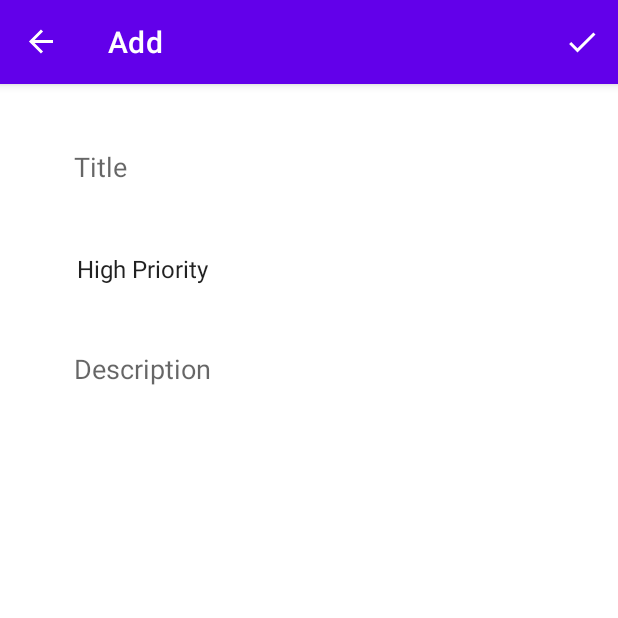
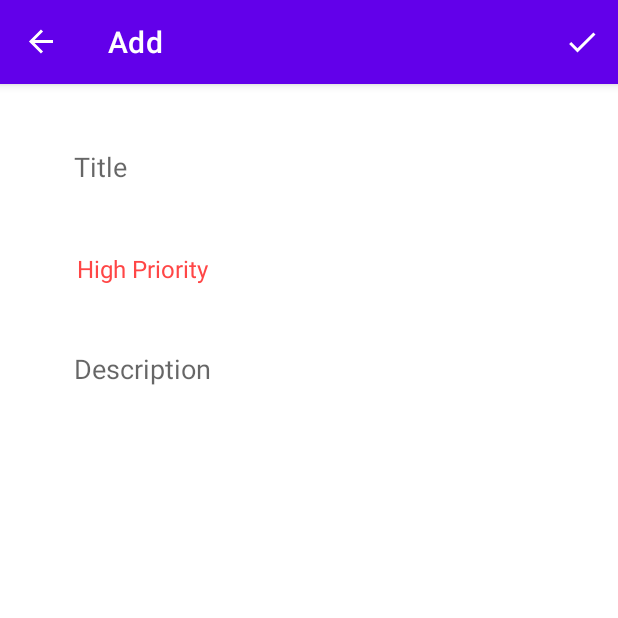
Before and after one commit to AkinchanKushwaha/To-Do-App, an Android app: the AddFragment screen opened through its navigation route, on a phone screen of 412 x 824 dp, the top half of it. Run offline under Robolectric (Android 15) with nearby library versions, the phone set to English and light mode, and no system bars; our stand-ins replace navigation-ui.

Commit message:
applied color to spinner entities

```diff
--- a/app/src/main/java/com/example/todo/fragments/SharedViewModel.kt
+++ b/app/src/main/java/com/example/todo/fragments/SharedViewModel.kt
@@ -2,10 +2,44 @@ package com.example.todo.fragments
 
 import android.app.Application
 import android.text.TextUtils
+import android.view.View
+import android.widget.AdapterView
+import android.widget.TextView
+import androidx.core.content.ContextCompat
 import androidx.lifecycle.AndroidViewModel
+import com.example.todo.R
 import com.example.todo.data.models.Priority
 
 class SharedViewModel(application: Application) : AndroidViewModel(application) {
+
+    val listener: AdapterView.OnItemSelectedListener = object :
+        AdapterView.OnItemSelectedListener {
+        override fun onItemSelected(parent: AdapterView<*>?, view: View?, position: Int, id: Long) {
+            when (position) {
+                0 -> (parent?.getChildAt(0) as TextView).setTextColor(
+                    ContextCompat.getColor(
+                        application,
+                        R.color.red
+                    )
+                )
+                1 -> (parent?.getChildAt(0) as TextView).setTextColor(
+                    ContextCompat.getColor(
+                        application,
+                        R.color.yellow
+                    )
+                )
+                2 -> (parent?.getChildAt(0) as TextView).setTextColor(
+                    ContextCompat.getColor(
+                        application,
+                        R.color.green
+                    )
+                )
+            }
+        }
+
+        override fun onNothingSelected(parent: AdapterView<*>?) {}
+
+    }
 
     fun parsePriority(priority: String): Priority {
         return when (priority) {
--- a/app/src/main/java/com/example/todo/fragments/add/AddFragment.kt
+++ b/app/src/main/java/com/example/todo/fragments/add/AddFragment.kt
@@ -11,6 +11,7 @@ import com.example.todo.data.models.ToDoData
 import com.example.todo.data.viewModel.TodoViewModel
 import com.example.todo.fragments.SharedViewModel
 import kotlinx.android.synthetic.main.fragment_add.*
+import kotlinx.android.synthetic.main.fragment_add.view.*
 
 class AddFragment : Fragment() {
 
@@ -28,6 +29,7 @@ class AddFragment : Fragment() {
         // Set Menu
         setHasOptionsMenu(true)
 
+        view.priorities_spinner.onItemSelectedListener = mSharedViewModel.listener
 
         return view
 
--- a/app/src/main/res/values-night/themes.xml
+++ b/app/src/main/res/values-night/themes.xml
@@ -2,13 +2,13 @@
     <!-- Base application theme. -->
     <style name="Theme.ToDo" parent="Theme.MaterialComponents.DayNight.DarkActionBar">
         <!-- Primary brand color. -->
-        <item name="colorPrimary">@color/purple_200</item>
-        <item name="colorPrimaryVariant">@color/purple_700</item>
-        <item name="colorOnPrimary">@color/black</item>
+        <item name="colorPrimary">@color/white</item>
+        <item name="colorPrimaryVariant">@color/white</item>
+        <item name="colorOnPrimary">@color/colorPrimaryDark</item>
         <!-- Secondary brand color. -->
-        <item name="colorSecondary">@color/teal_200</item>
-        <item name="colorSecondaryVariant">@color/teal_200</item>
-        <item name="colorOnSecondary">@color/black</item>
+        <item name="colorSecondary">@color/white</item>
+        <item name="colorSecondaryVariant">@color/white</item>
+        <item name="colorOnSecondary">@color/colorPrimaryDark</item>
         <!-- Status bar color. -->
         <item name="android:statusBarColor" tools:targetApi="l">?attr/colorPrimaryVariant</item>
         <!-- Customize your theme here. -->
```
